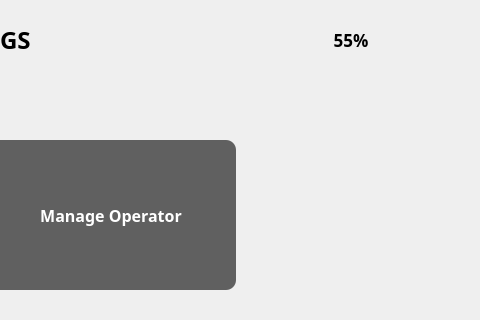
Above: ui/Settings/SettingsViewWindow.ui from eguruno1/calth_reader before the change; both pictures show x 544 to 1024 and y 0 to 320 of the 1024 by 600 pixel window. Below: the same form after it.
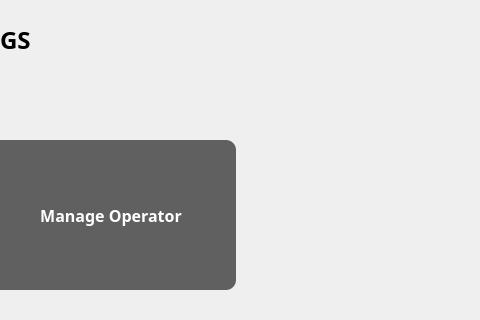
That is the form after the change. Icons and pictures are not drawn.

Patch:
```diff
--- a/ui/Settings/SettingsViewWindow.ui
+++ b/ui/Settings/SettingsViewWindow.ui
@@ -57,7 +57,7 @@
    <widget class="QLabel" name="label_BatteryGuage">
     <property name="geometry">
      <rect>
-      <x>850</x>
+      <x>1060</x>
       <y>20</y>
       <width>80</width>
       <height>40</height>
@@ -198,7 +198,7 @@
    <widget class="QLabel" name="label_BatteryGuageTxt">
     <property name="geometry">
      <rect>
-      <x>820</x>
+      <x>1030</x>
       <y>20</y>
       <width>150</width>
       <height>40</height>
```
Left out of the diff: 10 changed lines with no effect on the pictures.
